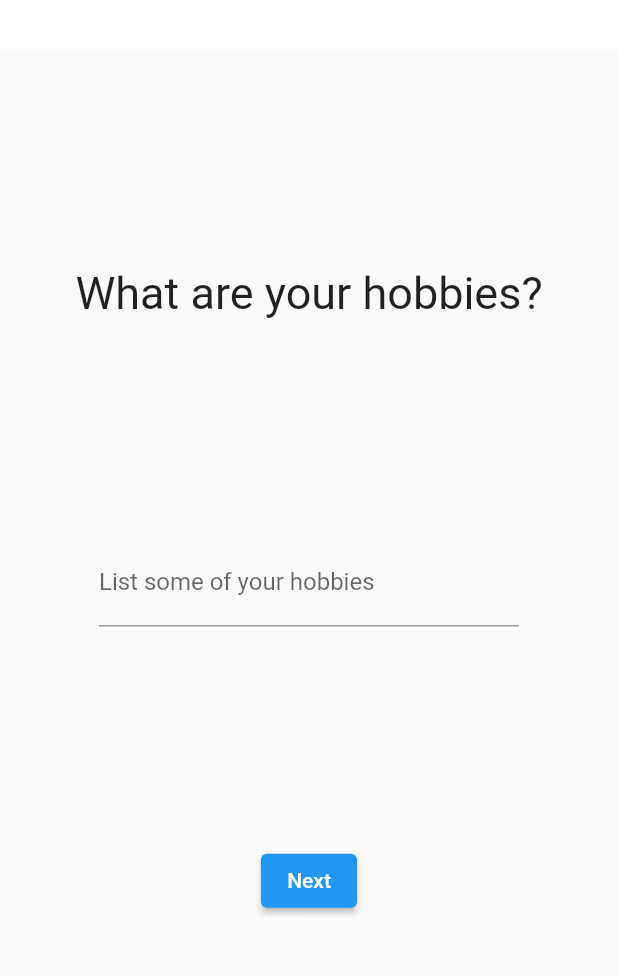
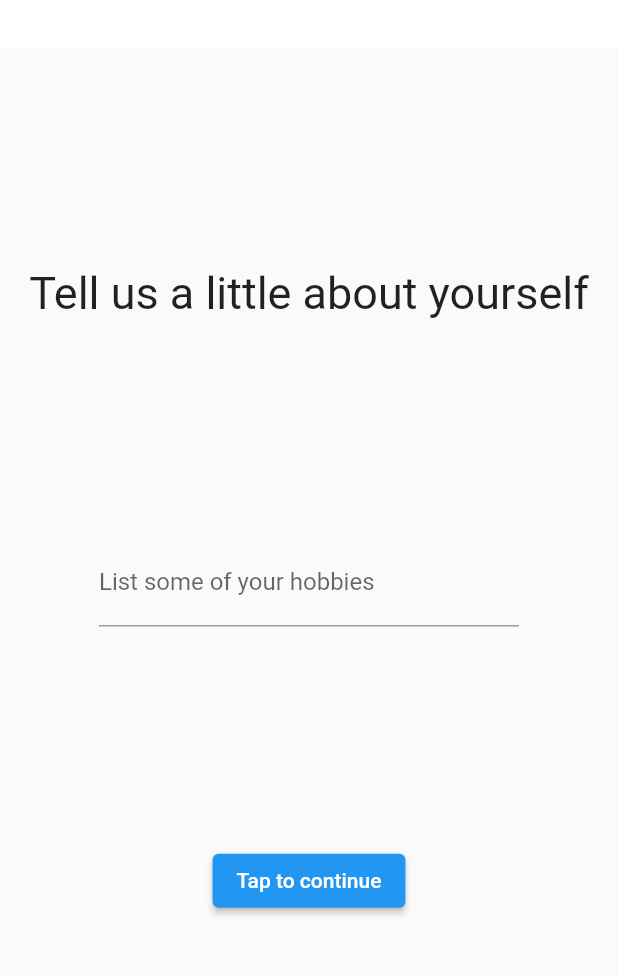
Before and after one commit to ThunderHuskies/hubble_client, a Flutter app: the RegisterHobbies screen opened directly with empty values, on a phone screen of 412 x 824 dp, the part 101-1077 px from its top. Run offline on Flutter 3.47's test engine with Material 2 defaults, Android fonts, the phone set to English and light mode, and no system bars; our stand-ins replace cached_network_image, carousel_slider, cloud_firestore, firebase_auth, firebase_core, firebase_storage and 6 more; accounts and stored records are empty; network calls fail.

```diff
--- a/lib/registration/newUser.dart
+++ b/lib/registration/newUser.dart
@@ -1,9 +1,11 @@
 import 'dart:io';
 import 'package:cloud_firestore/cloud_firestore.dart';
+import 'package:firebase_auth/firebase_auth.dart';
 import 'package:firebase_storage/firebase_storage.dart';
 import 'package:flutter/cupertino.dart';
 import 'package:flutter/material.dart';
 import 'package:fluttertoast/fluttertoast.dart';
+import 'package:hubble_client/home/Home.dart';
 import 'package:image_picker/image_picker.dart';
 // import 'package:dropdownfield/dropdownfield.dart';
 
@@ -90,9 +92,6 @@ class RegisterNameState extends State<RegisterName> {
                 textAlign: TextAlign.center,
                 style: TextStyle(fontSize: 30),
               ),
-              // Padding(
-              //   padding: const EdgeInsets.symmetric(vertical: 5.0),
-              // ),
               Container(
                 alignment: Alignment.center,
                 width: 280,
@@ -107,7 +106,7 @@ class RegisterNameState extends State<RegisterName> {
                 onPressed: () {
                   addUser(context);
                 },
-                child: Text('Next'),
+                child: Text('Tap to continue'),
               ),
             ],
           ),
@@ -164,9 +163,6 @@ class RegisterAgeState extends State<RegisterAge> {
                 textAlign: TextAlign.center,
                 style: TextStyle(fontSize: 30),
               ),
-              // Padding(
-              //   padding: const EdgeInsets.symmetric(vertical: 16.0),
-              // ),
               Container(
                 alignment: Alignment.center,
                 width: 280,
@@ -180,7 +176,7 @@ class RegisterAgeState extends State<RegisterAge> {
                 onPressed: () {
                   addAge(context);
                 },
-                child: Text('Next'),
+                child: Text('Tap to continue'),
               ),
             ],
           ),
@@ -237,9 +233,6 @@ class RegisterHometownState extends State<RegisterHometown> {
                 textAlign: TextAlign.center,
                 style: TextStyle(fontSize: 30),
               ),
-              // Padding(
-              //   padding: const EdgeInsets.symmetric(vertical: 16.0),
-              // ),
               Container(
                 alignment: Alignment.center,
                 width: 280,
@@ -253,7 +246,7 @@ class RegisterHometownState extends State<RegisterHometown> {
                 onPressed: () {
                   addHometown(context);
                 },
-                child: Text('Next'),
+                child: Text('Tap to continue'),
               ),
             ],
           ),
@@ -310,9 +303,6 @@ class RegisterSchoolState extends State<RegisterSchool> {
                 textAlign: TextAlign.center,
                 style: TextStyle(fontSize: 30),
               ),
-              // Padding(
-              //   padding: const EdgeInsets.symmetric(vertical: 16.0),
-              // ),
               Container(
                 alignment: Alignment.center,
                 width: 280,
@@ -326,7 +316,7 @@ class RegisterSchoolState extends State<RegisterSchool> {
                 onPressed: () {
                   addSchool(context);
                 },
-                child: Text('Next'),
+                child: Text('Tap to continue'),
               ),
             ],
           ),
@@ -383,9 +373,6 @@ class RegisterMajorState extends State<RegisterMajor> {
                 textAlign: TextAlign.center,
                 style: TextStyle(fontSize: 30),
               ),
-              // Padding(
-              //   padding: const EdgeInsets.symmetric(vertical: 16.0),
-              // ),
               Container(
                 alignment: Alignment.center,
                 width: 280,
@@ -399,7 +386,7 @@ class RegisterMajorState extends State<RegisterMajor> {
                 onPressed: () {
                   addMajor(context);
                 },
-                child: Text('Next'),
+                child: Text('Tap to continue'),
               ),
             ],
           ),
@@ -456,9 +443,6 @@ class RegisterYearState extends State<RegisterYear> {
                 textAlign: TextAlign.center,
                 style: TextStyle(fontSize: 30),
               ),
-              // Padding(
-              //   padding: const EdgeInsets.symmetric(vertical: 16.0),
-              // ),
               Container(
                 alignment: Alignment.center,
                 width: 280,
@@ -473,7 +457,7 @@ class RegisterYearState extends State<RegisterYear> {
                 onPressed: () {
                   addYear(context);
                 },
-                child: Text('Next'),
+                child: Text('Tap to continue'),
               ),
             ],
           ),
@@ -543,7 +527,7 @@ class RegisterClubsState extends State<RegisterClubs> {
                 onPressed: () {
                   addClubs(context);
                 },
-                child: Text('Next'),
+                child: Text('Tap to continue'),
               ),
             ],
           ),
@@ -597,13 +581,10 @@ class RegisterHobbiesState extends State<RegisterHobbies> {
               mainAxisAlignment: MainAxisAlignment.spaceEvenly,
               children: [
             Text(
-              "What are your hobbies?",
+              "Tell us a little about yourself",
               textAlign: TextAlign.center,
               style: TextStyle(fontSize: 30),
             ),
-            // Padding(
-            //   padding: const EdgeInsets.symmetric(vertical: 16.0),
-            // ),
             Container(
               alignment: Alignment.center,
               width: 280,
@@ -617,7 +598,7 @@ class RegisterHobbiesState extends State<RegisterHobbies> {
               onPressed: () {
                 addHobbies(context);
               },
-              child: Text('Next'),
+              child: Text('Tap to continue'),
             ),
           ])),
     );
@@ -687,7 +668,7 @@ class RegisterLookingForState extends State<RegisterLookingFor> {
               onPressed: () {
                 addLookingFor(context);
               },
-              child: Text('Next'),
+              child: Text('Tap to continue'),
             ),
           ])),
     );
@@ -750,9 +731,6 @@ class RegisterLinksState extends State<RegisterLinks> {
                 textAlign: TextAlign.center,
                 style: TextStyle(fontSize: 30),
               ),
-              // Padding(
-              //   padding: const EdgeInsets.symmetric(vertical: 16.0),
-              // ),
               Container(
                   alignment: Alignment.center,
                   width: 280,
@@ -779,7 +757,7 @@ class RegisterLinksState extends State<RegisterLinks> {
                 onPressed: () {
                   addLinks(context);
                 },
-                child: Text('Next'),
+                child: Text('Tap to continue'),
               ),
             ])));
   }
@@ -835,13 +813,10 @@ class RegisterCoursesState extends State<RegisterCourses> {
                 mainAxisAlignment: MainAxisAlignment.spaceEvenly,
                 children: [
               Text(
-                "Enter the courses you are taking",
+                "What courses are you taking?",
                 textAlign: TextAlign.center,
                 style: TextStyle(fontSize: 30),
               ),
-              // Padding(
-              //   padding: const EdgeInsets.symmetric(vertical: 16.0),
-              // ),
               Container(
                   alignment: Alignment.center,
                   width: 280,
@@ -868,103 +843,11 @@ class RegisterCoursesState extends State<RegisterCourses> {
                 onPressed: () {
                   addCourses(context);
                 },
-                child: Text('Next'),
+                child: Text('Tap to continue'),
               ),
             ])));
   }
 }
-
-//Register Courses
-// class RegisterCourses extends StatefulWidget {
-//   final String? id;
-//   RegisterCourses({Key? key, @required this.id});
-
-//   @override
-//   State<StatefulWidget> createState() {
-//     return RegisterCoursesState(id: id);
-//   }
-// }
-
-// class RegisterCoursesState extends State<RegisterCourses> {
-//   final String? id;
-//   RegisterCoursesState({Key? key, @required this.id});
-
-//   final List<String> courses = [
-//     'ENGL 112',
-//     'ENGL 110',
-//     'BIOL 112',
-//     'CPSC 110',
-//     'CPSC 210',
-//     'CPSC 213',
-//     'MATH 200',
-//     'CHEM 210',
-//     'HIST 221',
-//     'MATH 221',
-//   ];
-
-//   @override
-//   Widget build(BuildContext context) {
-//     var course;
-//     User? user = FirebaseAuth.instance.currentUser;
-//     CollectionReference users = FirebaseFirestore.instance.collection('users');
-
-//     void addCourses(BuildContext context) {
-//      users
-//       .doc(id)
-//       .update({
-//             'courses': course.toList()
-//           })
-//       .then((value) => print('course list updated'))
-//       .catchError((error) => print("Failed to update courses: $error"));
-//     }
-
-//     return Scaffold(
-//         appBar: AppBar(
-//             title: Image.asset("assets/images/editLinks.png", scale: 1),
-//             bottomOpacity: 0,
-//             backgroundColor: Colors.white,
-//             toolbarHeight: 100.0,
-//             elevation: 0.0),
-//         body: GestureDetector(
-//             behavior: HitTestBehavior.opaque,
-//             onTap: () => ({
-//                   Navigator.push(
-//                     context,
-//                     MaterialPageRoute(builder: (context) => Home(user: user)),
-//                   ),
-//                 }),
-//             child: Center(
-//               child: Column(
-//                 mainAxisAlignment: MainAxisAlignment.spaceEvenly,
-//                 children: [
-//                   Text(
-//                     "What courses are you taking?",
-//                     textAlign: TextAlign.center,
-//                     style: TextStyle(fontSize: 30),
-//                   ),
-//                   Padding(
-//                     padding: const EdgeInsets.symmetric(vertical: 16.0),
-//                   ),
-//                   Container (
-//                     // alignment: Alignment.center,
-//                     width: 280,
-//                     child:
-//                       DropDownField(
-//                         value: 'Select a course',
-//                         required: true,
-//                         hintText: 'Choose a course',
-//                         labelText: 'Courses',
-//                         items: courses,
-//                         strict: false,
-//                         setter: (dynamic newValue) {
-//                           course = newValue;
-//                           addCourses(context);
-//                         }),
-//                   ),
-//                 ])),
-//       ));
-//   }
-// }
 
 //Register image
 class RegisterImage extends StatefulWidget {
@@ -980,34 +863,11 @@ class RegisterImage extends StatefulWidget {
 class RegisterImageState extends State<RegisterImage> {
   final String? id;
   RegisterImageState({Key? key, @required this.id});
-  // User? user = FirebaseAuth.instance.currentUser;
+  User? user = FirebaseAuth.instance.currentUser;
   File? imageFile;
-  String? uploadedFileURL;
   bool isLoading = false;
   String? pfp;
 
-//   Future chooseFile() async {
-//    await ImagePicker.pickImage(source: ImageSource.gallery).then((image) {
-//      setState(() {
-//        _image = image;
-//      });
-//    });
-//  }
-
-//  // upload the chosen file to the Google Firebase Firestore in the chats folder and return the uploaded file URL.
-//  Future uploadFile() async {
-//    StorageReference storageReference = FirebaseStorage.instance
-//        .ref()
-//        .child('chats/${Path.basename(_image.path)}}');
-//    StorageUploadTask uploadTask = storageReference.putFile(_image);
-//    await uploadTask.onComplete;
-//    print('File Uploaded');
-//    storageReference.getDownloadURL().then((fileURL) {
-//      setState(() {
-//        _uploadedFileURL = fileURL;
-//      });
-//    });
-//  }
   Future uploadFile() async {
     String fileName = DateTime.now().millisecondsSinceEpoch.toString();
     FirebaseStorage storage = FirebaseStorage.instance;
@@ -1018,7 +878,6 @@ class RegisterImageState extends State<RegisterImage> {
         setState(() {
           isLoading = false;
           pfp = imageUrl;
-          // onSendMessage(imageUrl, 1);
         });
       });
     }).catchError((onError) {
@@ -1051,11 +910,11 @@ class RegisterImageState extends State<RegisterImage> {
     void addImage(BuildContext context) {
       users
           .doc(id)
-          .update({'image': uploadedFileURL})
+          .update({'image': pfp})
           .then(
             (value) => Navigator.push(
               context,
-              MaterialPageRoute(builder: (context) => RegisterName(id: id)),
+              MaterialPageRoute(builder: (context) => Home(user: user)),
             ),
           )
           .catchError((error) => print("Failed to update image: $error"));
```
Also changed, not shown: lib/home/EditProfile.dart (+12 -7 lines), assets/images/photoBtn.png (added), 6 other files.
